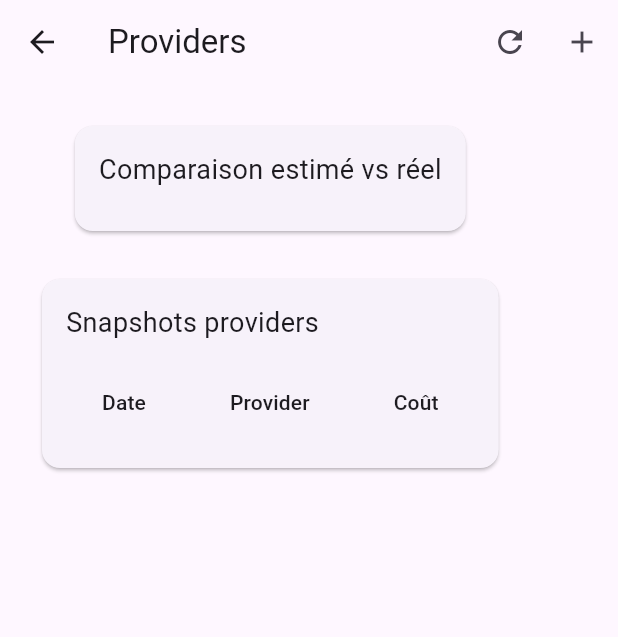
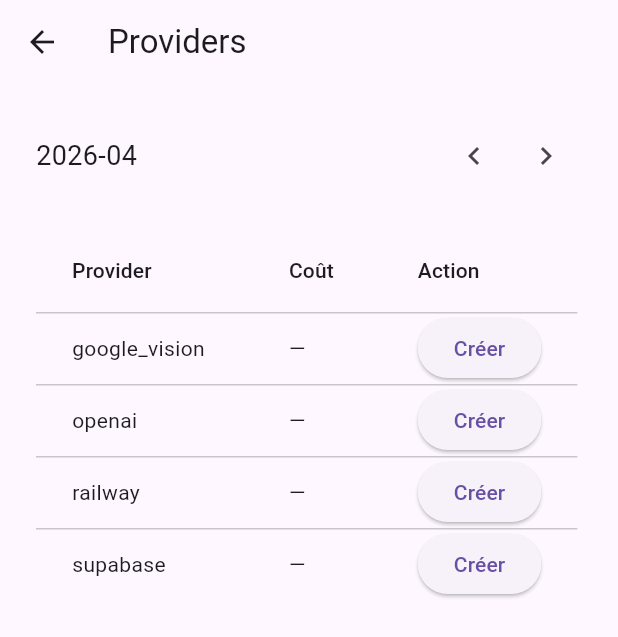
Before and after one commit to regisboissy/findall_admin, a Flutter app: the AdminProvidersScreen screen opened by its route, on a phone screen of 412 x 824 dp. Shown: the top 637 px of the screen. Run offline on Flutter 3.47's test engine with Material 3 defaults, Android fonts, the phone set to English and light mode, and no system bars; our stand-ins replace supabase_flutter; accounts and stored records are empty.

Commit message:
feat(admin): gestion mensuelle des coûts providers
- ajout sélection du mois
- 1 entrée par provider / mois (create ou update)
- suppression non autorisée
- intégration provider_usage_snapshots (period_month)
- préparation cockpit coûts réel vs estimé

```diff
--- a/lib/admin_v2/admin_providers_screen.dart
+++ b/lib/admin_v2/admin_providers_screen.dart
@@ -14,8 +14,16 @@
   bool isLoading = true;
   String? error;
 
-  List<Map<String, dynamic>> snapshots = [];
-  List<Map<String, dynamic>> comparison = [];
+  DateTime selectedMonth = DateTime.now();
+
+  final List<String> providers = [
+    'google_vision',
+    'openai',
+    'railway',
+    'supabase',
+  ];
+
+  Map<String, Map<String, dynamic>?> data = {};
 
   @override
   void initState() {
@@ -29,6 +37,10 @@
     return '${number.toStringAsFixed(4)} \$';
   }
 
+  String monthKey(DateTime d) {
+    return "${d.year}-${d.month.toString().padLeft(2, '0')}-01";
+  }
+
   Future<void> loadData() async {
     setState(() {
       isLoading = true;
@@ -36,19 +48,27 @@
     });
 
     try {
-      final snap = await supabase
+      final month = monthKey(selectedMonth);
+
+      final res = await supabase
           .from('provider_usage_snapshots')
           .select()
-          .order('created_at', ascending: false)
-          .limit(50);
+          .eq('period_month', month);
 
-      final comp = await supabase
-          .from('v_costs_estimated_vs_provider')
-          .select();
+      final rows = List<Map<String, dynamic>>.from(res);
+
+      final map = <String, Map<String, dynamic>?>{};
+
+      for (final p in providers) {
+        map[p] = rows.firstWhere(
+          (e) => e['provider'] == p,
+          orElse: () => {},
+        );
+        if (map[p]!.isEmpty) map[p] = null;
+      }
 
       setState(() {
-        snapshots = List<Map<String, dynamic>>.from(snap);
-        comparison = List<Map<String, dynamic>>.from(comp);
+        data = map;
         isLoading = false;
       });
     } catch (e) {
@@ -59,27 +79,36 @@
     }
   }
 
-  void openAddDialog() {
-    final providerCtrl = TextEditingController();
-    final costCtrl = TextEditingController();
+  Future<void> openEditDialog(String provider) async {
+    final existing = data[provider];
+
+    final costCtrl = TextEditingController(
+      text: existing?['total_cost_usd']?.toString() ?? '',
+    );
+
+    final commentCtrl = TextEditingController(
+      text: existing?['comment']?.toString() ?? '',
+    );
 
     showDialog(
       context: context,
-      builder: (context) {
+      builder: (_) {
         return AlertDialog(
-          title: const Text('Ajouter un snapshot'),
+          title: Text(existing == null
+              ? 'Créer $provider'
+              : 'Modifier $provider'),
           content: Column(
             mainAxisSize: MainAxisSize.min,
             children: [
               TextField(
-                controller: providerCtrl,
-                decoration: const InputDecoration(labelText: 'Provider (openai, google_vision, railway, supabase)'),
+                controller: costCtrl,
+                keyboardType: TextInputType.number,
+                decoration: const InputDecoration(labelText: 'Coût USD'),
               ),
               const SizedBox(height: 12),
               TextField(
-                controller: costCtrl,
-                keyboardType: TextInputType.number,
-                decoration: const InputDecoration(labelText: 'Coût USD'),
+                controller: commentCtrl,
+                decoration: const InputDecoration(labelText: 'Commentaire'),
               ),
             ],
           ),
@@ -90,19 +119,38 @@
             ),
             ElevatedButton(
               onPressed: () async {
-                final provider = providerCtrl.text.trim();
                 final cost = double.tryParse(costCtrl.text.trim());
+                if (cost == null) return;
 
-                if (provider.isEmpty || cost == null) return;
+                final month = monthKey(selectedMonth);
 
+                if (existing == null) {
+                  // CREATE
                   await supabase.from('provider_usage_snapshots').insert({
                     'provider': provider,
                     'total_cost_usd': cost,
+                    'period_start': month,
+                    'period_end': month,
+                    'period_month': month,
+                    'is_validated': true,
+                    'source': 'admin_manual',
+                    'comment': commentCtrl.text,
                   });
+                } else {
+                  // UPDATE
+                  await supabase
+                      .from('provider_usage_snapshots')
+                      .update({
+                        'total_cost_usd': cost,
+                        'comment': commentCtrl.text,
+                        'is_validated': true,
+                      })
+                      .eq('id', existing['id']);
+                }
 
                 if (!mounted) return;
 
-                Navigator.pop(this.context);
+                Navigator.pop(context);
                 loadData();
               },
               child: const Text('Enregistrer'),
@@ -113,74 +161,70 @@
     );
   }
 
-  Widget comparisonBlock() {
-    return Card(
-      child: Padding(
-        padding: const EdgeInsets.all(16),
-        child: Column(
-          crossAxisAlignment: CrossAxisAlignment.start,
+  Widget monthSelector() {
+    return Row(
+      mainAxisAlignment: MainAxisAlignment.spaceBetween,
       children: [
-            const Text('Comparaison estimé vs réel', style: TextStyle(fontSize: 18)),
-            const SizedBox(height: 12),
-            ...comparison.map((row) {
-              return Padding(
-                padding: const EdgeInsets.only(bottom: 8),
-                child: Text(
-                  "${row['source']} → ${money(row['total_cost_usd'])}",
+        Text(
+          "${selectedMonth.year}-${selectedMonth.month.toString().padLeft(2, '0')}",
+          style: const TextStyle(fontSize: 18),
         ),
-              );
-            }),
+        Row(
+          children: [
+            IconButton(
+              icon: const Icon(Icons.chevron_left),
+              onPressed: () {
+                setState(() {
+                  selectedMonth =
+                      DateTime(selectedMonth.year, selectedMonth.month - 1);
+                });
+                loadData();
+              },
+            ),
+            IconButton(
+              icon: const Icon(Icons.chevron_right),
+              onPressed: () {
+                setState(() {
+                  selectedMonth =
+                      DateTime(selectedMonth.year, selectedMonth.month + 1);
+                });
+                loadData();
+              },
+            ),
           ],
-        ),
-      ),
+        )
+      ],
     );
   }
 
-  Widget snapshotsTable() {
-    return Card(
-      child: Padding(
-        padding: const EdgeInsets.all(16),
-        child: Column(
-          crossAxisAlignment: CrossAxisAlignment.start,
-          children: [
-            const Text('Snapshots providers', style: TextStyle(fontSize: 18)),
-            const SizedBox(height: 12),
-            DataTable(
+  Widget table() {
+    return DataTable(
       columns: const [
-                DataColumn(label: Text('Date')),
         DataColumn(label: Text('Provider')),
         DataColumn(label: Text('Coût')),
+        DataColumn(label: Text('Action')),
       ],
-              rows: snapshots.map((row) {
+      rows: providers.map((p) {
+        final row = data[p];
+
         return DataRow(cells: [
-                  DataCell(Text(row['created_at']?.toString() ?? '—')),
-                  DataCell(Text(row['provider']?.toString() ?? '—')),
-                  DataCell(Text(money(row['total_cost_usd']))),
+          DataCell(Text(p)),
+          DataCell(Text(money(row?['total_cost_usd']))),
+          DataCell(
+            ElevatedButton(
+              onPressed: () => openEditDialog(p),
+              child: Text(row == null ? 'Créer' : 'Modifier'),
+            ),
+          ),
         ]);
       }).toList(),
-            ),
-          ],
-        ),
-      ),
     );
   }
 
   @override
   Widget build(BuildContext context) {
     return Scaffold(
-      appBar: AppBar(
-        title: const Text('Providers'),
-        actions: [
-          IconButton(
-            icon: const Icon(Icons.refresh),
-            onPressed: loadData,
-          ),
-          IconButton(
-            icon: const Icon(Icons.add),
-            onPressed: openAddDialog,
-          ),
-        ],
-      ),
+      appBar: AppBar(title: const Text('Providers')),
       body: isLoading
           ? const Center(child: CircularProgressIndicator())
           : error != null
@@ -188,13 +232,14 @@
                   padding: const EdgeInsets.all(24),
                   child: Text('Erreur : $error'),
                 )
-              : SingleChildScrollView(
+              : Padding(
                   padding: const EdgeInsets.all(24),
                   child: Column(
+                    crossAxisAlignment: CrossAxisAlignment.start,
                     children: [
-                      comparisonBlock(),
+                      monthSelector(),
                       const SizedBox(height: 24),
-                      snapshotsTable(),
+                      table(),
                     ],
                   ),
                 ),
```
Lines whose indentation alone changed are shown as unchanged.
